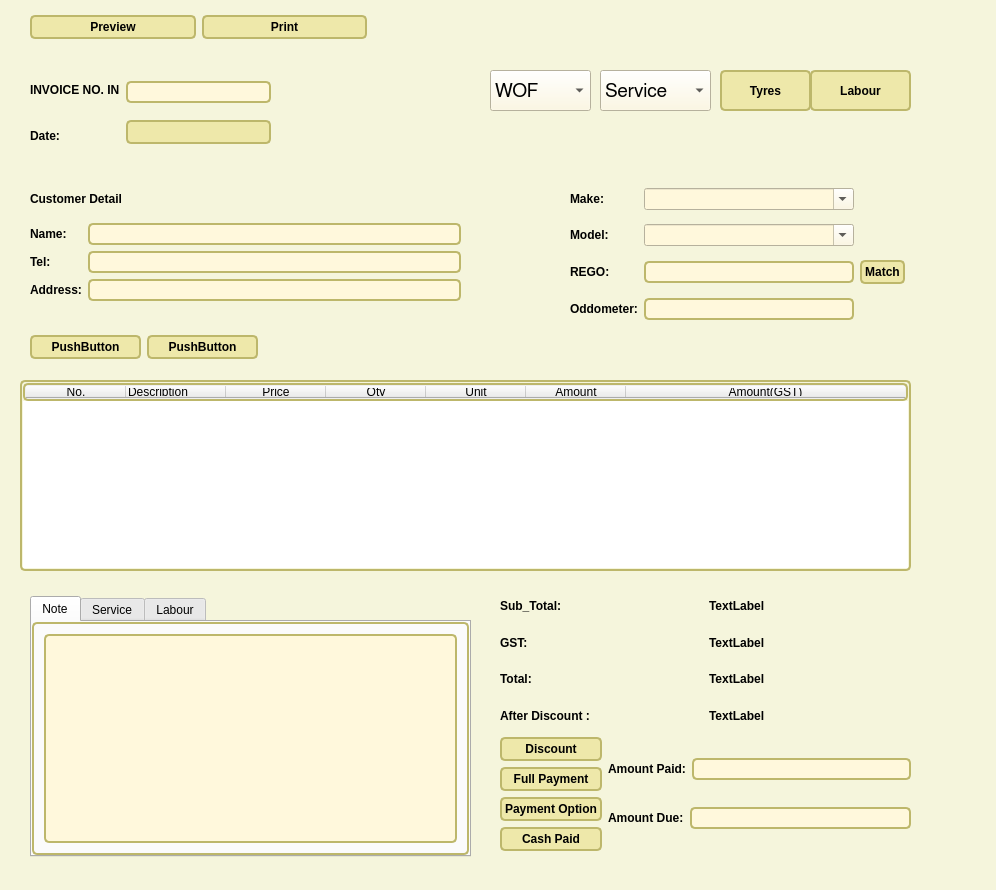
Above: new_start/UI_File/Add.ui from maximustann/Bing_project before the change. Below: the same form after it.
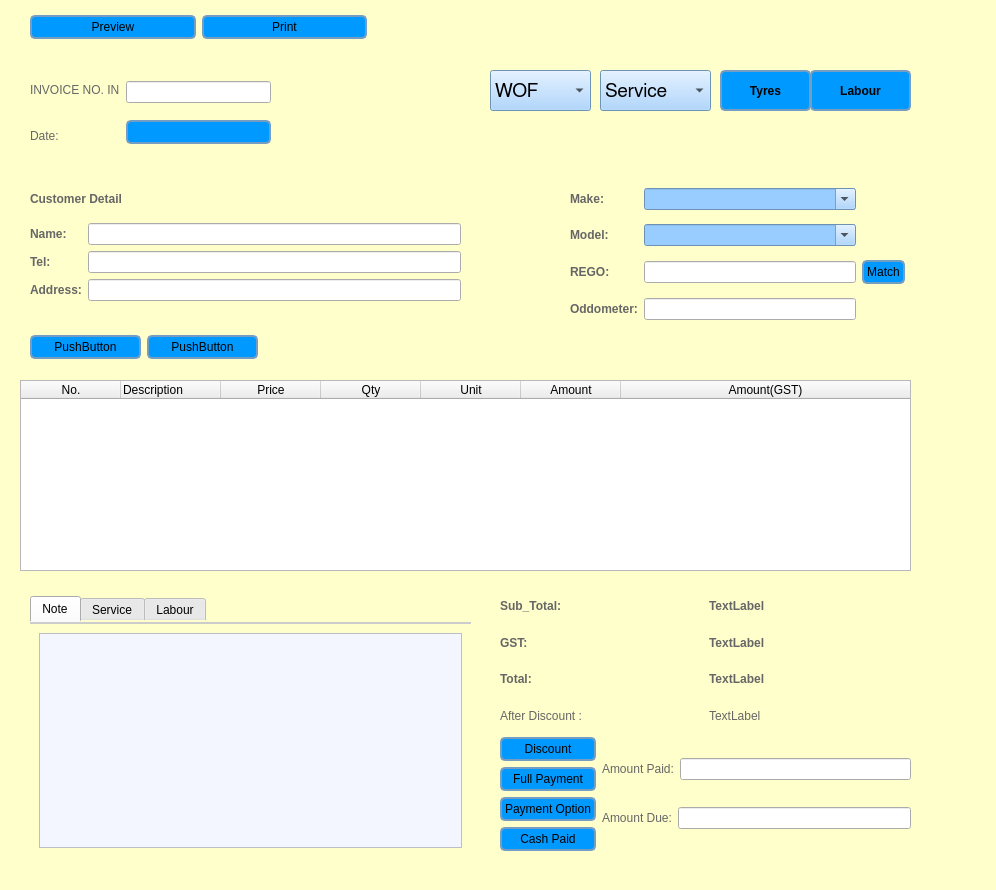
That is the form after the change.

Diff of the .ui file:
```diff
--- a/new_start/UI_File/Add.ui
+++ b/new_start/UI_File/Add.ui
@@ -15,114 +15,59 @@
   </property>
   <property name="styleSheet">
    <string notr="true">#Dialog {
-   background-color: beige;
+   background-color: rgb(255, 255, 204);
+   color: #cccccc;
 }
-
-/* Nice Windows-XP-style password character. */
-QLineEdit[echoMode=&quot;2&quot;] {
-    lineedit-password-character: 9679;
+QComboBox {
+	background-color:rgb(153, 204, 255);
 }
-
-/* We provide a min-width and min-height for push buttons
-   so that they look elegant regardless of the width of the text. */
 QPushButton {
-    background-color: palegoldenrod;
+    background-color: rgb(0, 153, 255);
     border-width: 2px;
-    border-color: darkkhaki;
+    border-color: rgb(117, 156, 195);
     border-style: solid;
     border-radius: 5;
     padding: 3px;
     min-width: 9ex;
     min-height: 2.5ex;
+	alternate-background-color: rgb(220, 220, 220);
 }
 
 QPushButton:hover {
    background-color: khaki;
 }
-
-/* Increase the padding, so the text is shifted when the button is
-   pressed. */
-QPushButton:pressed {
-    padding-left: 5px;
-    padding-top: 5px;
-    background-color: #d0d67c;
-}
-
-QLabel, QAbstractButton {
-    font: bold;
-}
-
-/* Mark mandatory fields with a brownish color. */
-.mandatory {
-    color: brown;
-}
-
-/* Bold text on status bar looks awful. */
-QStatusBar QLabel {
-   font: normal;
-}
-
-QStatusBar::item {
-    border-width: 1;
-    border-color: darkkhaki;
-    border-style: solid;
-    border-radius: 2;
-}
-
-QComboBox, QLineEdit, QSpinBox, QTextEdit, QListView {
-    background-color: cornsilk;
-    selection-color: #0a214c; 
-    selection-background-color: #C19A6B;
-}
-
+QTreeView {
+   background-color: #666666;
+   color: #cccccc;
+   alternate-background-color: #333333;
+} 
 QListView {
-    show-decoration-selected: 1;
+   background-color: #333333;
+   color: #cccccc;
 }
-
-QListView::item:hover {
-    background-color: wheat;
+QTextEdit {
+   background-color: rgb(244, 246, 255);
+   color: #cccccc;
 }
-
-/* We reserve 1 pixel space in padding. When we get the focus,
-   we kill the padding and enlarge the border. This makes the items
-   glow. */
-QLineEdit, QFrame {
-    border-width: 2px;
-    padding: 1px;
-    border-style: solid;
-    border-color: darkkhaki;
-    border-radius: 5px;
+QScrollBar:horizontal {
+   height: 20px;
 }
-
-/* As mentioned above, eliminate the padding and increase the border. */
-QLineEdit:focus, QFrame:focus {
-    border-width: 3px;
-    padding: 0px;
+QScrollBar:vertical {
+   width: 20px;
 }
-
-/* A QLabel is a QFrame ... */
+QTabWidget::pane {
+   border-top: 2px solid #cccccc;
+}
 QLabel {
-    border: none;
-    padding: 0;
-    background: none;
+   color: rgb(102, 102, 102); 
 }
 
-/* A QToolTip is a QLabel ... */
-QToolTip {
-    border: 2px solid darkkhaki;
-    padding: 5px;
-    border-radius: 3px;
-    opacity: 200;
+QCheckBox {
+   color: white; 
 }
 
-/* Nice to have the background color change when hovered. */
-QRadioButton:hover, QCheckBox:hover {
-    background-color: wheat;
-}
-
-/* Force the dialog's buttons to follow the Windows guidelines. */
-QDialogButtonBox {
-    button-layout: 0;
+QRadioButton{
+   color:white;
 }</string>
   </property>
   <widget class="QWidget" name="layoutWidget">
```
Left out of the diff: 15 changed lines with no effect on the pictures.
